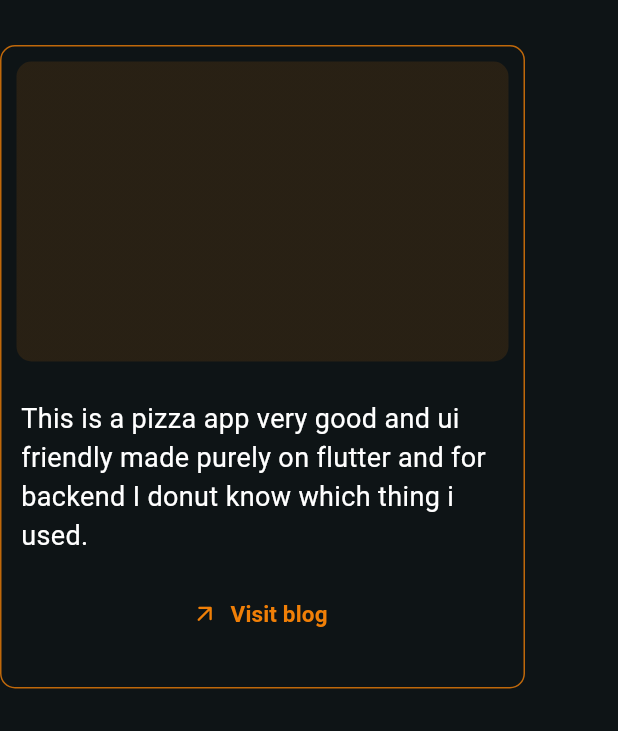
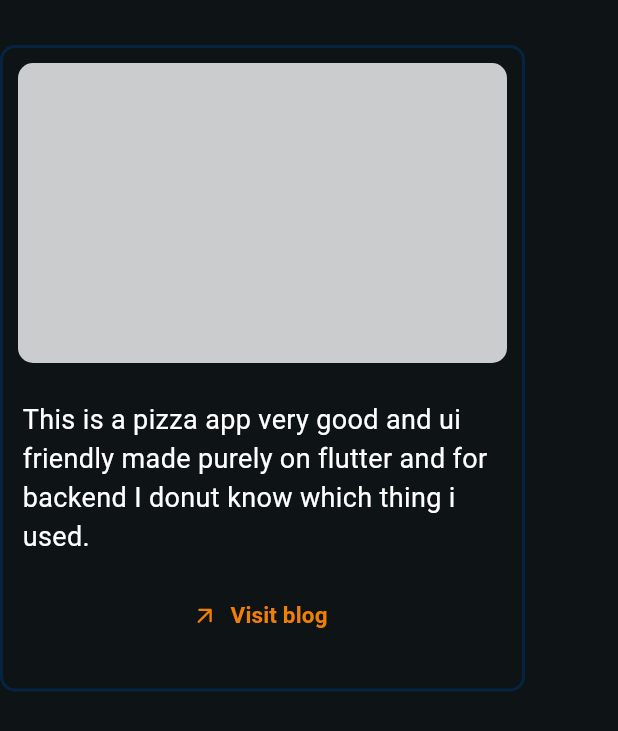
Before and after one commit to dev-ali2/portfolio-2025, a Flutter app: the BlogTileWidget widget shown alone on an empty page, opened directly, on a phone screen of 412 x 824 dp. Shown: the top 731 px of the screen. Run offline on Flutter 3.47's test engine with Material 3 defaults, Android fonts, the phone set to English and light mode, and no system bars; our stand-ins replace animated_text_kit, appwrite, flutter_dotenv, get, google_fonts, icons_plus; missing offline and left inert: scroll_animator; Roboto replaces fonts that are missing (Ubuntu).

Commit message:
minor desktop UI improvements

```diff
--- a/lib/app/blog/presentation/screens/d_blog_page.dart
+++ b/lib/app/blog/presentation/screens/d_blog_page.dart
@@ -9,7 +9,7 @@ class DBlogPage extends StatelessWidget {
   Widget build(BuildContext context) {
     return Container(
       width: double.maxFinite,
-      padding: EdgeInsets.only(left: 30, right: 30, bottom: 60),
+      padding: const EdgeInsets.only(left: 30, right: 30, bottom: 60),
       child: const Column(
         mainAxisSize: MainAxisSize.min,
         spacing: 60,
@@ -17,9 +17,8 @@ class DBlogPage extends StatelessWidget {
           PagesHeader(title: 'Recent blogs'),
           Wrap(
             spacing: 40,
-            alignment: WrapAlignment.start,
+            alignment: WrapAlignment.center,
             children: [
-              BlogTileWidget(),
               BlogTileWidget(),
               BlogTileWidget(),
               BlogTileWidget(),
--- a/lib/app/blog/presentation/widgets/blog_tile_widget.dart
+++ b/lib/app/blog/presentation/widgets/blog_tile_widget.dart
@@ -12,8 +12,10 @@ class BlogTileWidget extends StatelessWidget {
       width: 350,
       decoration: BoxDecoration(
           borderRadius: BorderRadius.circular(10),
-          border: Border.all(
-              color: ColorsHelper.defaultPrimaryColor.withAlpha(200))),
+          // border: Border.all(
+          //     color: ColorsHelper.defaultPrimaryColor.withAlpha(200))
+          border:
+              Border.all(color: ColorsHelper.secondaryCanvasColor, width: 2)),
       child: Column(
         spacing: 15,
         mainAxisSize: MainAxisSize.min,
@@ -24,14 +26,15 @@ class BlogTileWidget extends StatelessWidget {
             width: 350,
             decoration: BoxDecoration(
                 borderRadius: BorderRadius.circular(10),
-                gradient: LinearGradient(
-                  colors: [
-                    ColorsHelper.defaultPrimaryColor.withAlpha(30),
-                    ColorsHelper.defaultPrimaryColor.withAlpha(30)
-                  ],
-                  begin: Alignment.topLeft,
-                  end: Alignment.bottomRight,
-                )),
+                // gradient: LinearGradient(
+                //   colors: [
+                //     ColorsHelper.defaultPrimaryColor.withAlpha(30),
+                //     ColorsHelper.defaultPrimaryColor.withAlpha(30)
+                //   ],
+                //   begin: Alignment.topLeft,
+                //   end: Alignment.bottomRight,
+                // ),
+                color: ColorsHelper.white),
           ),
           Padding(
             padding: const EdgeInsets.symmetric(horizontal: 13),
--- a/lib/app/contact/presentation/widgets/d_contact_page_options.dart
+++ b/lib/app/contact/presentation/widgets/d_contact_page_options.dart
@@ -1,17 +1,14 @@
-import 'dart:ui';
 
 import 'package:flutter/material.dart';
-import 'package:google_fonts/google_fonts.dart';
 import 'package:icons_plus/icons_plus.dart';
 import 'package:portfolio_2025/core/common/widgets/contact_icon_btn.dart';
-import 'package:portfolio_2025/helpers/colors_helper.dart';
 
 class DContactPageOptions extends StatelessWidget {
   const DContactPageOptions({super.key});
 
   @override
   Widget build(BuildContext context) {
-    return Row(
+    return const Row(
       spacing: 20,
       mainAxisSize: MainAxisSize.min,
       children: [
--- a/lib/app/footer/presentation/widget/d_footer.dart
+++ b/lib/app/footer/presentation/widget/d_footer.dart
@@ -9,7 +9,7 @@ class DFooter extends StatelessWidget {
     return Container(
         padding: const EdgeInsets.symmetric(horizontal: 10, vertical: 10),
         margin: const EdgeInsets.only(top: 40),
-        decoration: BoxDecoration(
+        decoration: const BoxDecoration(
           color: Colors.black45,
         ),
         width: double.maxFinite,
--- a/lib/app/landing_page/presentation/screens/d_landing_page.dart
+++ b/lib/app/landing_page/presentation/screens/d_landing_page.dart
@@ -1,14 +1,8 @@
-import 'dart:ui';
 
-import 'package:animated_background/animated_background.dart';
 import 'package:flutter/material.dart';
 import 'package:google_fonts/google_fonts.dart';
-import 'package:portfolio_2025/app/landing_page/presentation/widgets/bottom_quick_info.dart';
 import 'package:portfolio_2025/app/landing_page/presentation/widgets/d_topbar.dart';
-import 'package:portfolio_2025/app/landing_page/presentation/widgets/date_time_widget.dart';
 import 'package:portfolio_2025/app/landing_page/presentation/widgets/landing_page_contact.dart';
-import 'package:portfolio_2025/app/landing_page/presentation/widgets/left_section_widget.dart';
-import 'package:portfolio_2025/app/landing_page/presentation/widgets/right_section_widget.dart';
 import 'package:portfolio_2025/app/projects/presentation/widgets/blinking_down_circle_widget.dart';
 import 'package:portfolio_2025/helpers/colors_helper.dart';
 import 'package:portfolio_2025/helpers/mq_helper.dart';
--- a/lib/app/main_canvas/presentation/screen/main_canvas_screen.dart
+++ b/lib/app/main_canvas/presentation/screen/main_canvas_screen.dart
@@ -3,23 +3,16 @@ import 'dart:async';
 import 'dart:isolate';
 
 import 'package:flutter/material.dart';
-import 'package:flutter_svg/svg.dart';
 import 'package:get/state_manager.dart';
-import 'package:google_fonts/google_fonts.dart';
 import 'package:portfolio_2025/app/about/presentation/screens/d_about_page.dart';
 import 'package:portfolio_2025/app/blog/presentation/screens/d_blog_page.dart';
 import 'package:portfolio_2025/app/contact/presentation/screens/d_contact_page.dart';
 import 'package:portfolio_2025/app/experience/presentation/screens/d_experience_page.dart';
 import 'package:portfolio_2025/app/footer/presentation/widget/d_footer.dart';
 import 'package:portfolio_2025/app/landing_page/presentation/screens/d_landing_page.dart';
-import 'package:portfolio_2025/app/landing_page/presentation/widgets/d_topbar.dart';
-import 'package:portfolio_2025/app/landing_page/presentation/widgets/landing_page_contact.dart';
-import 'package:portfolio_2025/app/projects/presentation/widgets/blinking_down_circle_widget.dart';
 import 'package:portfolio_2025/app/tech/presentation/screens/d_tech_page.dart';
 import 'package:portfolio_2025/app/projects/presentation/screens/d_projects_page.dart';
-import 'package:portfolio_2025/core/common/widgets/pages_header.dart';
 import 'package:portfolio_2025/helpers/colors_helper.dart';
-import 'package:portfolio_2025/helpers/fonts_helper.dart';
 import 'package:portfolio_2025/helpers/mq_helper.dart';
 
 // Isolate message classes for communication
@@ -263,18 +256,18 @@ class _MainCanvasScreenState extends State<MainCanvasScreen>
                   onHover: (event) {
                     _updateMousePosition(event.position);
                   },
-                  child: SingleChildScrollView(
-                    physics: const BouncingScrollPhysics(),
+                  child: const SingleChildScrollView(
+                    physics: BouncingScrollPhysics(),
                     child: Column(
                       mainAxisSize: MainAxisSize.min,
                       children: [
                         DLandingPage(),
-                        const DAboutPage(),
-                        const DTechPage(),
-                        const DProjectsPage(),
-                        const DExperiencePage(),
-                        const DBlogPage(),
-                        const DContactPage(),
+                        DAboutPage(),
+                        DTechPage(),
+                        DProjectsPage(),
+                        DExperiencePage(),
+                        DBlogPage(),
+                        DContactPage(),
                         DFooter(),
                       ],
                     ),
--- a/lib/app/tech/presentation/screens/d_tech_page.dart
+++ b/lib/app/tech/presentation/screens/d_tech_page.dart
@@ -9,7 +9,7 @@ class DTechPage extends StatelessWidget {
   Widget build(BuildContext context) {
     return Container(
       width: double.maxFinite,
-      padding: EdgeInsets.only(left: 30, right: 30, bottom: 60),
+      padding: const EdgeInsets.only(left: 30, right: 30, bottom: 60),
       child: const Column(
         spacing: 60,
         mainAxisSize: MainAxisSize.min,
--- a/lib/core/common/widgets/contact_icon_btn.dart
+++ b/lib/core/common/widgets/contact_icon_btn.dart
@@ -1,7 +1,6 @@
 import 'dart:ui';
 
 import 'package:flutter/material.dart';
-import 'package:icons_plus/icons_plus.dart';
 import 'package:portfolio_2025/helpers/colors_helper.dart';
 
 class ContactIconBtn extends StatelessWidget {
--- a/lib/core/common/widgets/pages_header.dart
+++ b/lib/core/common/widgets/pages_header.dart
@@ -10,7 +10,7 @@ class PagesHeader extends StatelessWidget {
   @override
   Widget build(BuildContext context) {
     return Container(
-      margin: EdgeInsets.only(top: 150, left: 30, right: 30, bottom: 60),
+      margin: const EdgeInsets.only(top: 150, left: 30, right: 30, bottom: 60),
       child: Align(
         alignment: Alignment.centerLeft,
         child: SelectableText(title,
```
Also changed, not shown: lib/app/about/presentation/screens/d_about_page.dart (+4 -4 lines), lib/app/contact/presentation/screens/d_contact_page.dart (+34 -11 lines), lib/app/experience/presentation/screens/d_experience_page.dart (+28 -20 lines), lib/app/landing_page/presentation/widgets/landing_page_contact.dart (+4 -4 lines), lib/app/projects/presentation/screens/d_projects_page.dart (+8 -4 lines), lib/app/projects/presentation/widgets/d_project_widget.dart (+31 -25 lines), lib/app/tech/presentation/screens/testing_tree_strcture_tech_page.dart (added, +420 -0 lines), lib/app/tech/presentation/widgets/tech_image_widget.dart (+13 -30 lines).
